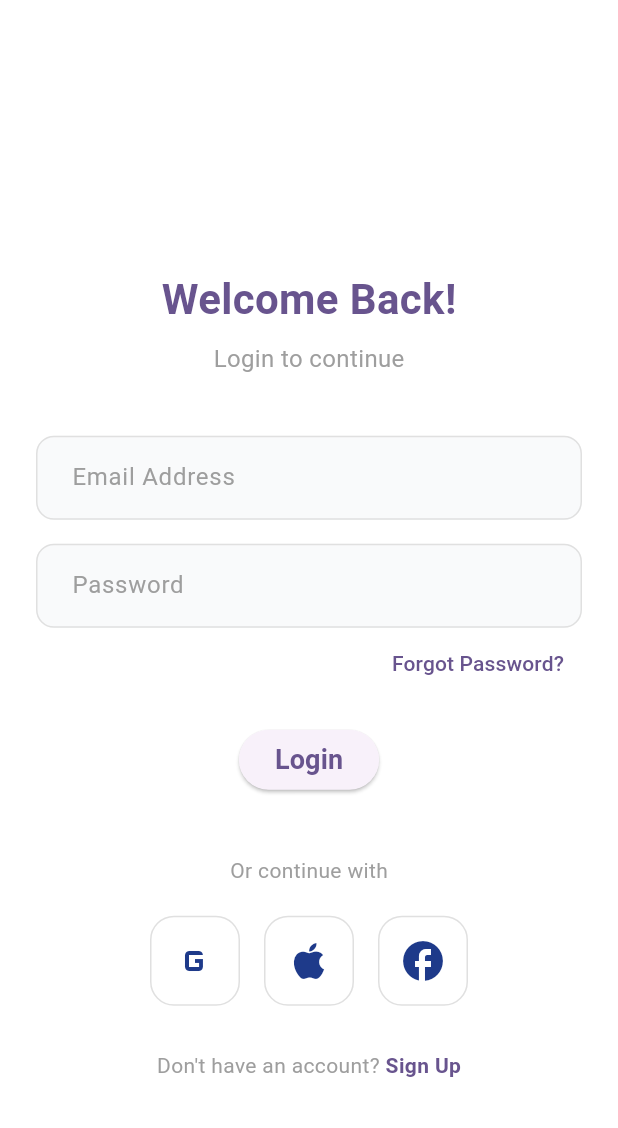
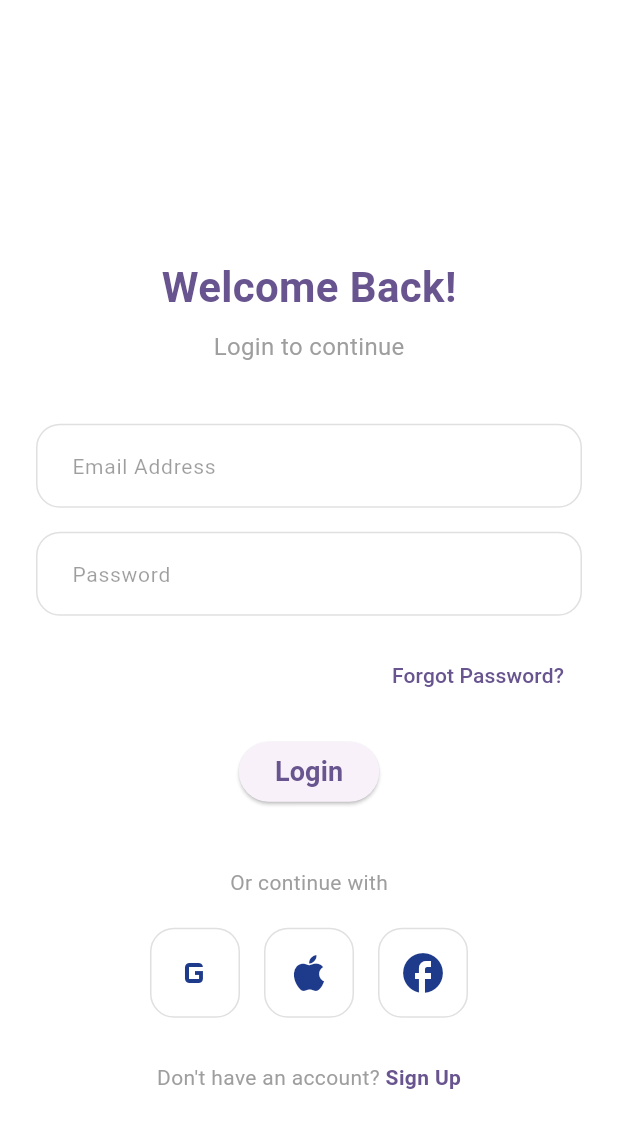
Before and after one commit to aswin7731/NutriGuard_App, a Flutter app: the screen it shows after launch, after a tap on "Next", after a tap on "Skip", on a phone screen of 412 x 824 dp. Shown: the top 1128 px of the screen. Run offline on Flutter 3.47's test engine with Material 3 defaults, Android fonts, the phone set to English and light mode, and no system bars; our stand-ins replace dio; network calls fail.

Commit message:
2nd commit

```diff
--- a/lib/login_page.dart
+++ b/lib/login_page.dart
@@ -1,6 +1,8 @@
+import 'package:dio/dio.dart';
 import 'package:flutter/material.dart';
 import 'package:nutriguardapp/forgetpassword.dart';
 import 'package:nutriguardapp/health.dart';
+import 'package:nutriguardapp/homepage.dart';
 import 'package:nutriguardapp/signup_page.dart';
 
 class LoginScreen extends StatefulWidget {
@@ -11,9 +13,43 @@ class LoginScreen extends StatefulWidget {
 }
 
 class _LoginScreenState extends State<LoginScreen> {
+  final _formKey = GlobalKey<FormState>();
+
   @override
   Widget build(BuildContext context) {
     final primaryBlue = Theme.of(context).primaryColor;
+    final TextEditingController _emailController = TextEditingController();
+    final TextEditingController _passwordController = TextEditingController();
+    final Dio dio = Dio();
+    Future<void> loginUser() async {
+      try {
+        final response = await dio.post(
+          '$baseurl/register',
+          data: {
+            'name': _emailController.text,
+            'password': _passwordController.text,
+          },
+        );
+
+        print(response.data);
+        if (response.statusCode == 200 || response.statusCode == 201) {
+          ScaffoldMessenger.of(context).showSnackBar(
+            const SnackBar(content: Text('Registration successful')),
+          );
+          Navigator.pushAndRemoveUntil(
+            context,
+            MaterialPageRoute(builder: (context) => HomeDashboard()),
+            (route) => false,
+          );
+        }
+      } catch (e) {
+        print(e);
+
+        ScaffoldMessenger.of(
+          context,
+        ).showSnackBar(const SnackBar(content: Text('Registration failed')));
+      }
+    }
 
     return Scaffold(
       backgroundColor: Colors.white,
@@ -27,6 +63,8 @@ class _LoginScreenState extends State<LoginScreen> {
         // Makes the screen scrollable when the keyboard appears
         child: SingleChildScrollView(
           padding: const EdgeInsets.symmetric(horizontal: 24.0),
+          child: Form(
+            key: _formKey,
             child: Column(
               crossAxisAlignment: CrossAxisAlignment.center,
               mainAxisAlignment: MainAxisAlignment.center,
@@ -50,17 +88,28 @@ class _LoginScreenState extends State<LoginScreen> {
                 const SizedBox(height: 40),
 
                 // 2. Input Fields
-              _buildTextField('Email Address', false),
+                _buildTextField(
+                  controller: _emailController,
+                  hintText: 'Email Address',
+                ),
                 const SizedBox(height: 16),
-              _buildTextField('Password', true),
+                _buildTextField(
+                  controller: _passwordController,
+                  hintText: 'Password',
+                ),
+                const SizedBox(height: 16),
 
                 // 3. Forgot Password Link
                 Align(
                   alignment: Alignment.centerRight,
                   child: TextButton(
                     onPressed: () {
-                  Navigator.push(context,MaterialPageRoute(builder: (context) => ForgotPasswordScreen()));
-
+                      Navigator.push(
+                        context,
+                        MaterialPageRoute(
+                          builder: (context) => ForgotPasswordScreen(),
+                        ),
+                      );
                     },
                     child: Text(
                       'Forgot Password?',
@@ -73,7 +122,9 @@ class _LoginScreenState extends State<LoginScreen> {
                 // 4. Login Button
                 ElevatedButton(
                   onPressed: () {
-                  Navigator.push(context,MaterialPageRoute(builder: (context) => HealthProfileScreen()));
+                    if (_formKey.currentState!.validate()) {
+                      loginUser();
+                    }
                   },
                   child: const Text(
                     'Login',
@@ -83,7 +134,10 @@ class _LoginScreenState extends State<LoginScreen> {
                 const SizedBox(height: 40),
 
                 // 5. Social Login Section
-              const Text('Or continue with', style: TextStyle(color: Colors.grey)),
+                const Text(
+                  'Or continue with',
+                  style: TextStyle(color: Colors.grey),
+                ),
                 const SizedBox(height: 20),
                 Row(
                   mainAxisAlignment: MainAxisAlignment.center,
@@ -101,14 +155,25 @@ class _LoginScreenState extends State<LoginScreen> {
                 Row(
                   mainAxisAlignment: MainAxisAlignment.center,
                   children: [
-                  const Text("Don't have an account? ", style: TextStyle(color: Colors.grey)),
+                    const Text(
+                      "Don't have an account? ",
+                      style: TextStyle(color: Colors.grey),
+                    ),
                     GestureDetector(
                       onTap: () {
-                      Navigator.push(context,MaterialPageRoute(builder: (context) => signup_page()));
+                        Navigator.push(
+                          context,
+                          MaterialPageRoute(
+                            builder: (context) => CreateAccountScreen(),
+                          ),
+                        );
                       },
                       child: Text(
                         'Sign Up',
-                      style: TextStyle(color: primaryBlue, fontWeight: FontWeight.bold),
+                        style: TextStyle(
+                          color: primaryBlue,
+                          fontWeight: FontWeight.bold,
+                        ),
                       ),
                     ),
                   ],
@@ -117,30 +182,64 @@ class _LoginScreenState extends State<LoginScreen> {
             ),
           ),
         ),
+      ),
     );
   }
 
   // Helper method to create clean, rounded input fields
-  Widget _buildTextField(String hint, bool isPassword) {
+  //  Widget _buildTextField({
+  //     required TextEditingController controller,
+  //      String hint,
+  //    bool isPassword,
+  //     TextInputType keyboardType = TextInputType.text,
+  //   }){
+  //     return TextFormField(controller: controller,
+  //       obscureText: isPassword,
+  //       decoration: InputDecoration(
+  //         hintText: hint,
+  //         hintStyle: const TextStyle(color: Colors.grey),
+  //         filled: true,
+  //         fillColor: const Color(0xFFF9FAFB), // Very light grey background
+  //         contentPadding: const EdgeInsets.symmetric(horizontal: 20, vertical: 16),
+  //         border: OutlineInputBorder(
+  //           borderRadius: BorderRadius.circular(12),
+  //           borderSide: BorderSide(color: Colors.grey.shade300),
+  //         ),
+  //         enabledBorder: OutlineInputBorder(
+  //           borderRadius: BorderRadius.circular(12),
+  //           borderSide: BorderSide(color: Colors.grey.shade300),
+  //         ),
+  //         focusedBorder: OutlineInputBorder(
+  //           borderRadius: BorderRadius.circular(12),
+  //           borderSide: BorderSide(color: Theme.of(context).primaryColor),
+  //         ),
+  //       ),
+  //     );
+  //   }
+
+  Widget _buildTextField({
+    required TextEditingController controller,
+    required String hintText,
+  }) {
     return TextFormField(
-      obscureText: isPassword,
+      controller: controller,
+
       decoration: InputDecoration(
-        hintText: hint,
-        hintStyle: const TextStyle(color: Colors.grey),
+        hintText: hintText,
+        hintStyle: const TextStyle(color: Colors.black38, fontSize: 14),
+        contentPadding: const EdgeInsets.symmetric(
+          horizontal: 20,
+          vertical: 16,
+        ),
+        fillColor: Colors.white,
         filled: true,
-        fillColor: const Color(0xFFF9FAFB), // Very light grey background
-        contentPadding: const EdgeInsets.symmetric(horizontal: 20, vertical: 16),
-        border: OutlineInputBorder(
-          borderRadius: BorderRadius.circular(12),
-          borderSide: BorderSide(color: Colors.grey.shade300),
-        ),
         enabledBorder: OutlineInputBorder(
-          borderRadius: BorderRadius.circular(12),
-          borderSide: BorderSide(color: Colors.grey.shade300),
+          borderRadius: BorderRadius.circular(16),
+          borderSide: const BorderSide(color: Colors.black12, width: 1),
         ),
         focusedBorder: OutlineInputBorder(
-          borderRadius: BorderRadius.circular(12),
-          borderSide: BorderSide(color: Theme.of(context).primaryColor),
+          borderRadius: BorderRadius.circular(16),
+          borderSide: const BorderSide(color: Color(0xFF1E75C9), width: 1.5),
         ),
       ),
     );
@@ -149,7 +248,8 @@ class _LoginScreenState extends State<LoginScreen> {
   // Helper method for social buttons (reused from Welcome Screen)
   Widget _buildSocialButton(IconData icon) {
     return Container(
-      width: 60, height: 60,
+      width: 60,
+      height: 60,
       decoration: BoxDecoration(
         border: Border.all(color: Colors.grey.shade300),
         borderRadius: BorderRadius.circular(16),
--- a/pubspec.yaml
+++ b/pubspec.yaml
@@ -34,6 +34,7 @@ dependencies:
   # The following adds the Cupertino Icons font to your application.
   # Use with the CupertinoIcons class for iOS style icons.
   cupertino_icons: ^1.0.8
+  dio: ^5.11.1
 
 dev_dependencies:
   flutter_test:
```
Also changed, not shown: lib/signup_page.dart (+37 -26 lines), pubspec.lock. Lines whose indentation alone changed are shown as unchanged.
